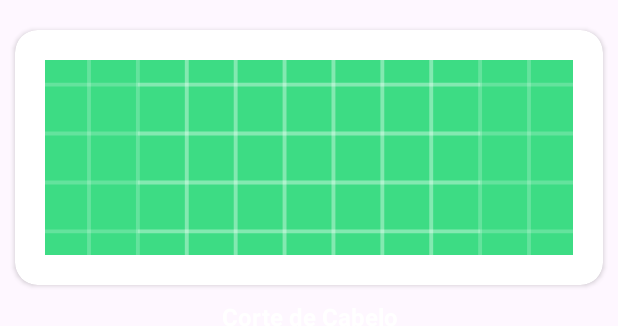
After one commit to LucasGabriiel/BarberShp, an Android app: the layout servicos_item.xml on its own in the app's theme, with its tools: preview values and no code run, on a phone screen of 412 x 824 dp. The commit adds this screen. Shown: the top 326 px of the screen. Run offline under Robolectric (Android 15) with nearby library versions, the phone set to English and light mode, and no system bars.

Commit message:
Criação do layout, e página de agendamento

```diff
--- a/app/src/main/AndroidManifest.xml
+++ b/app/src/main/AndroidManifest.xml
@@ -13,6 +13,9 @@
         android:theme="@style/Theme.BarberShop"
         tools:targetApi="31">
         <activity
+            android:name=".view.Agendamento"
+            android:exported="false" />
+        <activity
             android:name=".view.Home"
             android:exported="false" />
         <activity
--- a/app/src/main/java/com/example/barbershop/MainActivity.kt
+++ b/app/src/main/java/com/example/barbershop/MainActivity.kt
@@ -41,7 +41,7 @@ class MainActivity : AppCompatActivity() {
 
        private fun mensagem(view: View, mensagem: String){
            val snackbar = Snackbar.make(view,mensagem,Snackbar.LENGTH_SHORT)
-           snackbar.setBackgroundTint(Color.parseColor("FF0000"))
+           snackbar.setBackgroundTint(Color.parseColor("#FF0000"))
            snackbar.setTextColor(Color.parseColor("#FFFFFF"))
            snackbar.show()
        }
--- /dev/null
+++ b/app/src/main/java/com/example/barbershop/model/Servicos.kt
@@ -0,0 +1,6 @@
+package com.example.barbershop.model
+
+data class Servicos(
+    val img: Int? = null,
+    val nome: String? = null
+)
--- /dev/null
+++ b/app/src/main/res/drawable/baseline_arrow_right_alt_24.xml
@@ -0,0 +1,5 @@
+<vector android:autoMirrored="true" android:height="24dp"
+    android:tint="#FFFFFF" android:viewportHeight="24"
+    android:viewportWidth="24" android:width="24dp" xmlns:android="http://schemas.android.com/apk/res/android">
+    <path android:fillColor="@android:color/white" android:pathData="M16.01,11H4v2h12.01v3L20,12l-3.99,-4z"/>
+</vector>
--- /dev/null
+++ b/app/src/main/res/layout/servicos_item.xml
@@ -0,0 +1,42 @@
+<?xml version="1.0" encoding="utf-8"?>
+<LinearLayout xmlns:android="http://schemas.android.com/apk/res/android"
+    xmlns:app="http://schemas.android.com/apk/res-auto"
+    android:orientation="vertical"
+    android:layout_width="match_parent"
+    android:layout_height="wrap_content">
+
+    <androidx.cardview.widget.CardView
+        android:layout_width="match_parent"
+        android:layout_height="wrap_content"
+        app:cardBackgroundColor="@color/white"
+        app:cardCornerRadius="15dp"
+        android:layout_marginTop="20dp"
+        android:layout_marginStart="10dp"
+        android:layout_marginEnd="10dp"
+        android:layout_marginBottom="10dp">
+
+        <ImageView
+            android:id="@+id/imgServico"
+            android:layout_width="match_parent"
+            android:layout_height="130dp"
+            android:src="@drawable/ic_launcher_background"
+            android:scaleType="centerCrop"
+            android:layout_gravity="center"
+            android:layout_margin="20dp"/>
+
+    </androidx.cardview.widget.CardView>
+
+    <TextView
+        android:id="@+id/txtServico"
+        android:layout_width="match_parent"
+        android:layout_height="wrap_content"
+        android:text="Corte de Cabelo"
+        android:textSize="16sp"
+        android:textColor="@color/white"
+        android:textStyle="bold"
+        android:gravity="center"
+        android:layout_marginStart="20dp"
+        android:layout_marginEnd="20dp"
+        android:layout_marginBottom="10dp"/>
+
+</LinearLayout>
```
Also changed, not shown: app/src/main/java/com/example/barbershop/adapter/ServicoAdpater.kt (added, +29 -0 lines), app/src/main/java/com/example/barbershop/view/Agendamento.kt (added, +12 -0 lines), app/src/main/java/com/example/barbershop/view/Home.kt (+45 -1 lines), app/src/main/res/layout/activity_agendamento.xml (added, +9 -0 lines), app/src/main/res/layout/activity_home.xml (+69 -0 lines).
